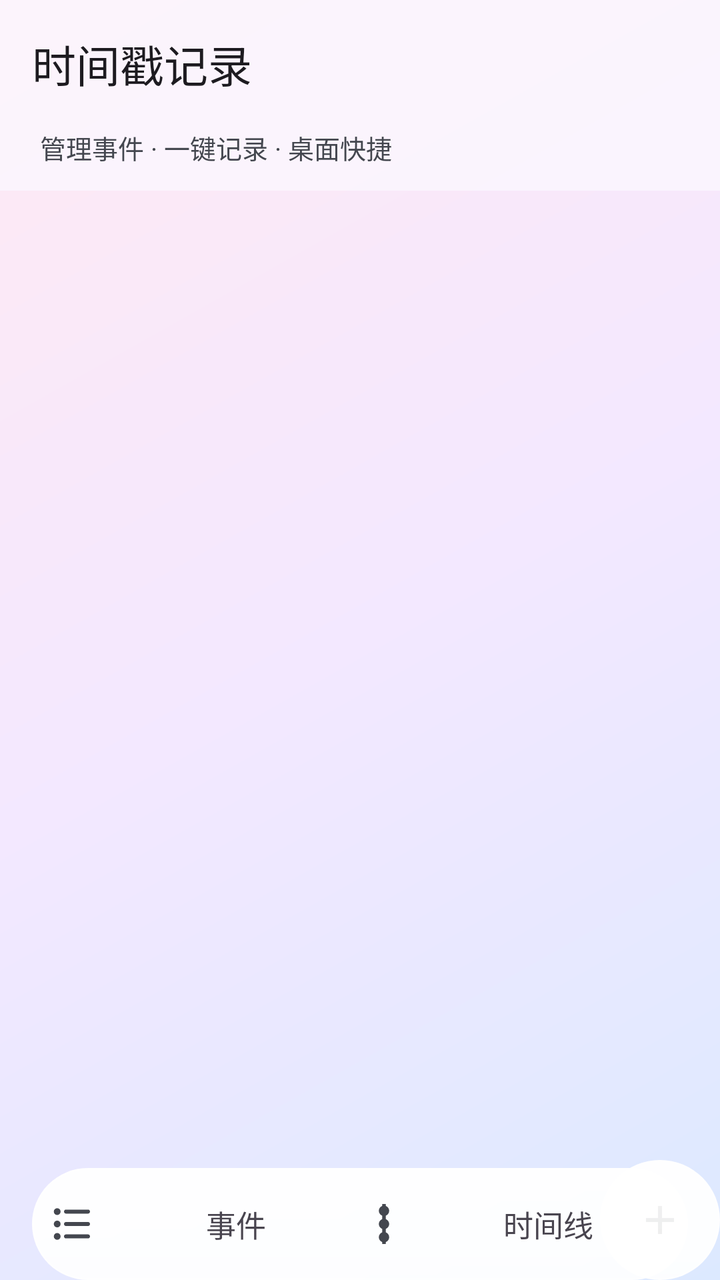
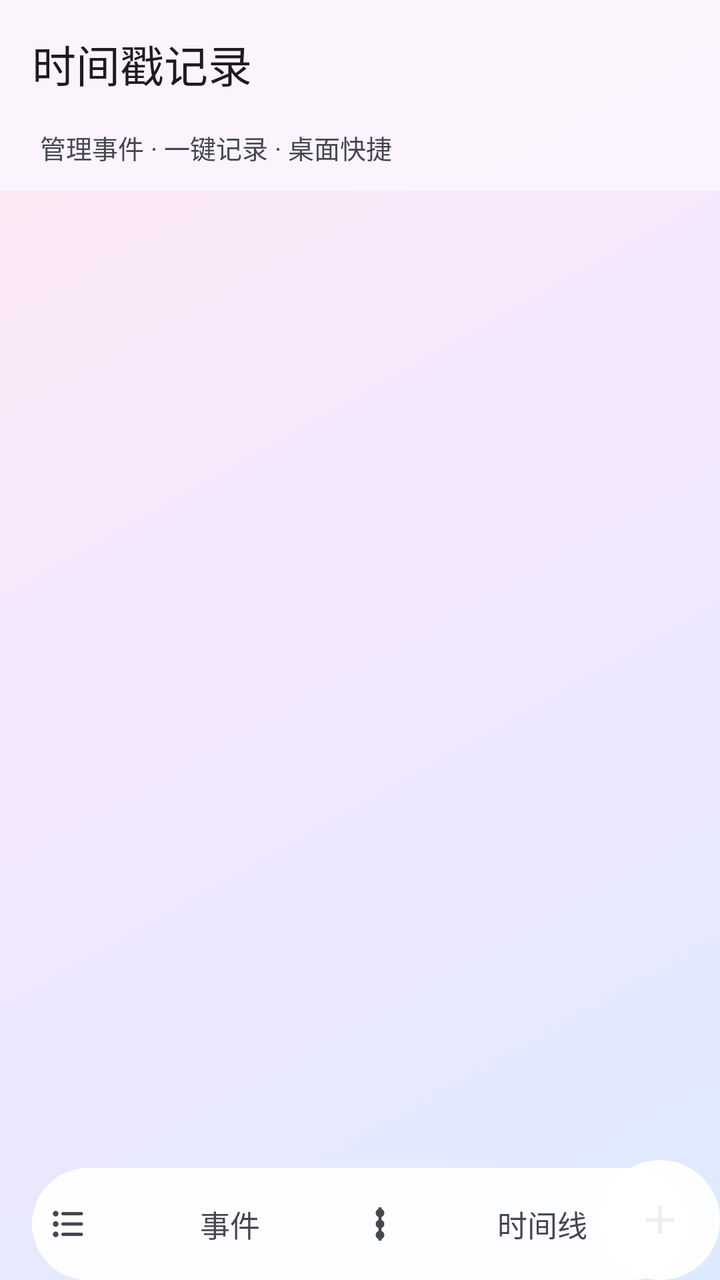

An Android layout rendered at two revisions. The XML below is the earlier revision; the diff shows what the commit changed to produce the second picture.
<!-- AndroidManifest.xml: application theme Theme.Timestamp -->
<!-- res/layout/activity_main.xml -->
<?xml version="1.0" encoding="utf-8"?>
<FrameLayout xmlns:android="http://schemas.android.com/apk/res/android"
    xmlns:app="http://schemas.android.com/apk/res-auto"
    android:id="@+id/root"
    android:layout_width="match_parent"
    android:layout_height="match_parent">

    <androidx.coordinatorlayout.widget.CoordinatorLayout
        android:id="@+id/mainHost"
        android:layout_width="match_parent"
        android:layout_height="match_parent"
        android:background="@drawable/bg_main_gradient">

        
        <View
            android:id="@+id/timelineTrack"
            android:layout_width="2dp"
            android:layout_height="match_parent"
            android:layout_gravity="top"
            android:layout_marginStart="@dimen/timeline_line_inset"
            android:background="@drawable/timeline_track"
            android:visibility="gone" />

        <com.google.android.material.appbar.AppBarLayout
            android:id="@+id/appBar"
            android:layout_width="match_parent"
            android:layout_height="wrap_content"
            android:background="@color/glass_toolbar"
            app:elevation="0dp">

            <com.google.android.material.appbar.MaterialToolbar
                android:id="@+id/toolbar"
                android:layout_width="match_parent"
                android:layout_height="?attr/actionBarSize"
                app:title="@string/main_title"
                app:titleTextAppearance="@style/TextAppearance.Material3.TitleLarge" />

            <TextView
                android:id="@+id/tvSubtitle"
                android:layout_width="wrap_content"
                android:layout_height="wrap_content"
                android:paddingStart="20dp"
                android:paddingBottom="12dp"
                android:text="@string/main_subtitle"
                android:textColor="?attr/colorOnSurfaceVariant"
                android:textSize="13sp" />
        </com.google.android.material.appbar.AppBarLayout>

        
        <FrameLayout
            android:layout_width="match_parent"
            android:layout_height="match_parent"
            app:layout_behavior="@string/appbar_scrolling_view_behavior">

            <TextView
                android:id="@+id/tvEmpty"
                android:layout_width="match_parent"
                android:layout_height="wrap_content"
                android:layout_marginTop="64dp"
                android:gravity="center"
                android:lineSpacingExtra="6dp"
                android:text="@string/empty_events"
                android:textColor="?attr/colorOnSurfaceVariant"
                android:textSize="15sp"
                android:visibility="gone" />

            <androidx.recyclerview.widget.RecyclerView
                android:id="@+id/recyclerEvents"
                android:layout_width="match_parent"
                android:layout_height="match_parent"
                android:clipToPadding="false"
                android:paddingStart="16dp"
                android:paddingEnd="16dp"
                android:paddingTop="4dp"
                android:paddingBottom="@dimen/list_bottom_padding"
                android:scrollbars="vertical" />

            <TextView
                android:id="@+id/tvEmptyTimeline"
                android:layout_width="match_parent"
                android:layout_height="wrap_content"
                android:layout_marginTop="64dp"
                android:gravity="center"
                android:lineSpacingExtra="6dp"
                android:text="@string/timeline_empty"
                android:textColor="?attr/colorOnSurfaceVariant"
                android:textSize="15sp"
                android:visibility="gone" />

            <androidx.recyclerview.widget.RecyclerView
                android:id="@+id/recyclerTimeline"
                android:layout_width="match_parent"
                android:layout_height="match_parent"
                android:clipToPadding="false"
                android:paddingStart="16dp"
                android:paddingEnd="16dp"
                android:paddingTop="8dp"
                android:paddingBottom="@dimen/list_bottom_padding"
                android:scrollbars="vertical"
                android:visibility="gone" />
        </FrameLayout>

        
        <ImageButton
            android:id="@+id/fabAdd"
            android:layout_width="60dp"
            android:layout_height="60dp"
            android:layout_gravity="bottom|end"
            android:background="@drawable/fab_liquid"
            android:contentDescription="@string/fab_add"
            android:elevation="6dp"
            android:foreground="?attr/selectableItemBackgroundBorderless"
            android:outlineProvider="background"
            android:scaleType="center"
            android:src="@drawable/ic_add" />
    </androidx.coordinatorlayout.widget.CoordinatorLayout>

    
    <FrameLayout
        android:id="@+id/bottomBar"
        android:layout_width="match_parent"
        android:layout_height="@dimen/tab_bar_height"
        android:layout_gravity="bottom"
        android:layout_marginStart="@dimen/space_4"
        android:layout_marginEnd="@dimen/space_4"
        android:background="@drawable/bg_bottom_nav">

        <LinearLayout
            android:id="@+id/tabContent"
            android:layout_width="match_parent"
            android:layout_height="match_parent"
            android:orientation="horizontal"
            android:paddingStart="8dp"
            android:paddingEnd="8dp">

            
            <TextView
                android:id="@+id/tabEvents"
                android:layout_width="0dp"
                android:layout_height="match_parent"
                android:layout_weight="1"
                android:drawableStart="@drawable/ic_tab_events"
                android:drawablePadding="8dp"
                android:drawableTint="?attr/colorOnSurfaceVariant"
                android:gravity="center"
                android:text="@string/tab_events"
                android:textSize="15sp" />

            <TextView
                android:id="@+id/tabTimeline"
                android:layout_width="0dp"
                android:layout_height="match_parent"
                android:layout_weight="1"
                android:drawableStart="@drawable/ic_tab_timeline"
                android:drawablePadding="8dp"
                android:drawableTint="?attr/colorOnSurfaceVariant"
                android:gravity="center"
                android:text="@string/tab_timeline"
                android:textSize="15sp" />
        </LinearLayout>
    </FrameLayout>
</FrameLayout>
<!-- resources referenced by this layout -->
<resources>
  <color name="glass_toolbar">#BFFBF8FF</color>
  <dimen name="list_bottom_padding">140dp</dimen>
  <dimen name="space_4">16dp</dimen>
  <dimen name="tab_bar_height">56dp</dimen>
  <dimen name="timeline_line_inset">26dp</dimen>
  <!-- drawable bg_main_gradient (drawable) -->
  <?xml version="1.0" encoding="utf-8"?>
  <shape xmlns:android="http://schemas.android.com/apk/res/android"
      android:shape="rectangle">
      <gradient
          android:type="linear"
          android:angle="135"
          android:startColor="#DCE9FF"
          android:centerColor="#F3E8FF"
          android:endColor="#FFE9F3" />
  </shape>
  <!-- drawable ic_tab_events (drawable) -->
  <?xml version="1.0" encoding="utf-8"?>
  <vector xmlns:android="http://schemas.android.com/apk/res/android"
      android:width="24dp"
      android:height="24dp"
      android:viewportWidth="24"
      android:viewportHeight="24">
      <path
          android:fillColor="@android:color/white"
          android:pathData="M4.6,5.8m-1.7,0a1.7,1.7 0,1 1,3.4 0a1.7,1.7 0,1 1,-3.4 0" />
      <path
          android:fillColor="@android:color/white"
          android:pathData="M9,4.8h11c0.6,0 1,0.4 1,1s-0.4,1 -1,1H9c-0.6,0 -1,-0.4 -1,-1s0.4,-1 1,-1z" />
      <path
          android:fillColor="@android:color/white"
          android:pathData="M4.6,12m-1.7,0a1.7,1.7 0,1 1,3.4 0a1.7,1.7 0,1 1,-3.4 0" />
      <path
          android:fillColor="@android:color/white"
          android:pathData="M9,11h11c0.6,0 1,0.4 1,1s-0.4,1 -1,1H9c-0.6,0 -1,-0.4 -1,-1s0.4,-1 1,-1z" />
      <path
          android:fillColor="@android:color/white"
          android:pathData="M4.6,18.2m-1.7,0a1.7,1.7 0,1 1,3.4 0a1.7,1.7 0,1 1,-3.4 0" />
      <path
          android:fillColor="@android:color/white"
          android:pathData="M9,17.2h11c0.6,0 1,0.4 1,1s-0.4,1 -1,1H9c-0.6,0 -1,-0.4 -1,-1s0.4,-1 1,-1z" />
  </vector>
  <!-- drawable ic_tab_timeline (drawable) -->
  <?xml version="1.0" encoding="utf-8"?>
  <vector xmlns:android="http://schemas.android.com/apk/res/android"
      android:width="24dp"
      android:height="24dp"
      android:viewportWidth="24"
      android:viewportHeight="24">
      <path
          android:fillColor="@android:color/white"
          android:pathData="M11.1,2h1.8v20h-1.8z" />
      <path
          android:fillColor="@android:color/white"
          android:pathData="M12,5.4m-2.6,0a2.6,2.6 0,1 1,5.2 0a2.6,2.6 0,1 1,-5.2 0" />
      <path
          android:fillColor="@android:color/white"
          android:pathData="M12,12m-2.6,0a2.6,2.6 0,1 1,5.2 0a2.6,2.6 0,1 1,-5.2 0" />
      <path
          android:fillColor="@android:color/white"
          android:pathData="M12,18.6m-2.6,0a2.6,2.6 0,1 1,5.2 0a2.6,2.6 0,1 1,-5.2 0" />
  </vector>
  <!-- drawable timeline_track (drawable) -->
  <?xml version="1.0" encoding="utf-8"?>
  <shape xmlns:android="http://schemas.android.com/apk/res/android"
      android:shape="rectangle">
      <solid android:color="#1F44474F" />
  </shape>
  <string name="empty_events">还没有事件\n点击右下角 + 添加第一个事件</string>
  <string name="fab_add">添加事件</string>
  <string name="main_subtitle">管理事件 · 一键记录 · 桌面快捷</string>
  <string name="main_title">时间戳记录</string>
  <string name="tab_events">事件</string>
  <string name="tab_timeline">时间线</string>
  <string name="timeline_empty">还没有任何记录\n先到主页点几下「记录」吧</string>
  <color name="md_primary">#1565C0</color>
  <color name="md_on_primary">#FFFFFF</color>
  <color name="md_primary_container">#D7E3FF</color>
  <color name="md_on_primary_container">#001B3F</color>
  <color name="md_secondary">#546E7A</color>
  <color name="md_on_secondary">#FFFFFF</color>
  <color name="md_secondary_container">#D6E4EC</color>
  <color name="md_on_secondary_container">#0E1D25</color>
  <color name="md_background">#FBF8FF</color>
  <color name="md_surface">#FBF8FF</color>
  <color name="md_on_surface">#1A1C1E</color>
  <color name="md_surface_variant">#E1E2EC</color>
  <color name="md_on_surface_variant">#44474F</color>
  <color name="md_outline">#74777F</color>
  <!-- unchanged entries left out for length: 4 -->
</resources>

<!-- the commit's change to res/layout/activity_main.xml (unified diff, before → after) -->
@@ -140,7 +140,7 @@
                 android:layout_height="match_parent"
                 android:layout_weight="1"
                 android:drawableStart="@drawable/ic_tab_events"
-                android:drawablePadding="8dp"
+                android:drawablePadding="6dp"
                 android:drawableTint="?attr/colorOnSurfaceVariant"
                 android:gravity="center"
                 android:text="@string/tab_events"
@@ -152,7 +152,7 @@
                 android:layout_height="match_parent"
                 android:layout_weight="1"
                 android:drawableStart="@drawable/ic_tab_timeline"
-                android:drawablePadding="8dp"
+                android:drawablePadding="6dp"
                 android:drawableTint="?attr/colorOnSurfaceVariant"
                 android:gravity="center"
                 android:text="@string/tab_timeline"
<!-- resource entries referenced after the edit -->
@@ -19,8 +19,8 @@
   <!-- drawable ic_tab_events (drawable) -->
   <?xml version="1.0" encoding="utf-8"?>
   <vector xmlns:android="http://schemas.android.com/apk/res/android"
-      android:width="24dp"
-      android:height="24dp"
+      android:width="20dp"
+      android:height="20dp"
       android:viewportWidth="24"
       android:viewportHeight="24">
       <path
@@ -45,8 +45,8 @@
   <!-- drawable ic_tab_timeline (drawable) -->
   <?xml version="1.0" encoding="utf-8"?>
   <vector xmlns:android="http://schemas.android.com/apk/res/android"
-      android:width="24dp"
-      android:height="24dp"
+      android:width="20dp"
+      android:height="20dp"
       android:viewportWidth="24"
       android:viewportHeight="24">
       <path
